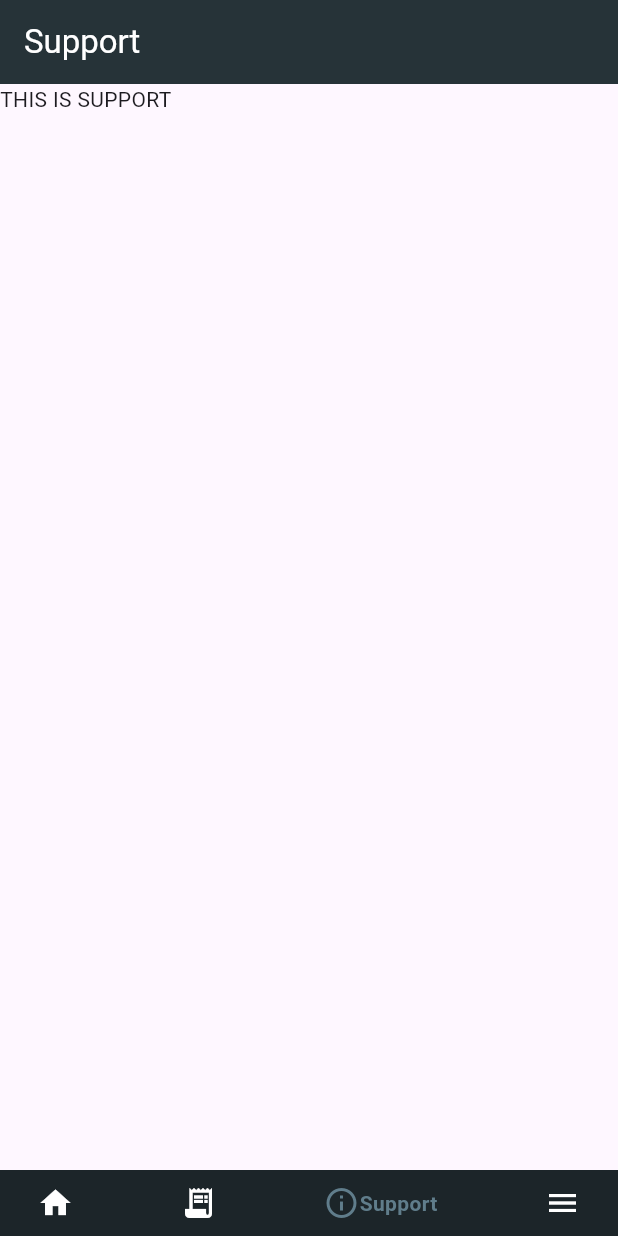
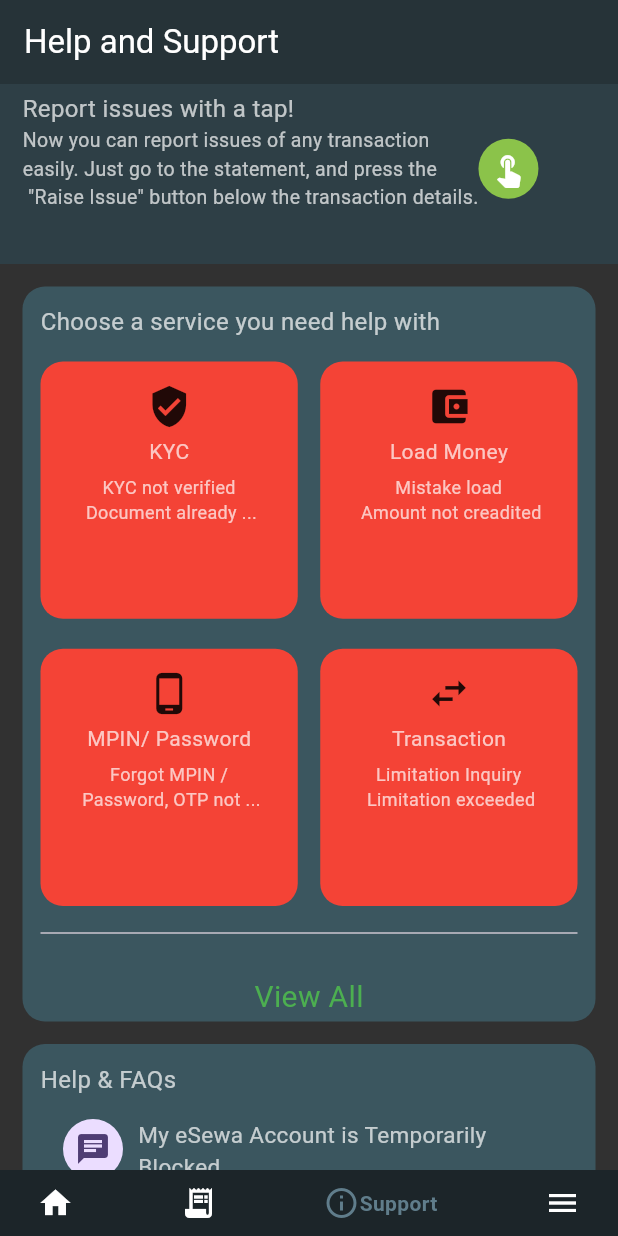
Before and after one commit to CShambhu/eSewa_UI, a Flutter app: the Home screen opened directly, item 3 of the bottom bar chosen, on a phone screen of 412 x 824 dp. Run offline on Flutter 3.47's test engine with Material 3 defaults, Android fonts, the phone set to English and light mode, and no system bars; drawn by our look-alikes of google_nav_bar; our stand-ins replace get.

Commit message:
feat: add support page and sliver app bar

```diff
--- a/lib/home/home.dart
+++ b/lib/home/home.dart
@@ -17,16 +17,20 @@
 
 class _HomeState extends State<Home> {
   final BottomNavController navController = Get.put(BottomNavController());
-  // int _selectedIndex = 0;
-  final List<String> _titles = ["", "Statement", "Support", "More"];
+  final List<String> _titles = ["", "Statement", "Help and Support", "More"];
 
   final List<Widget> _screens = [HomeContent(), Statement(), Support(), More()];
   @override
   Widget build(BuildContext context) {
     return Scaffold(
       backgroundColor: const Color.fromARGB(221, 17, 17, 17),
-      appBar: AppBar(
+      body: CustomScrollView(
+        slivers: [
+          SliverAppBar(
+            floating: false,
             backgroundColor: const Color.fromARGB(255, 38, 51, 56),
+
+            // expandedHeight: 150,
             title: Obx(() {
               int index = navController.selectedIndex.value;
 
@@ -74,7 +78,11 @@
                           onPressed: () {
                             Get.to(Search());
                           },
-                      icon: Icon(Icons.search, color: Colors.white70, size: 32),
+                          icon: Icon(
+                            Icons.search,
+                            color: Colors.white70,
+                            size: 32,
+                          ),
                         ),
                         IconButton(
                           onPressed: () {},
@@ -104,9 +112,14 @@
               );
             }),
           ),
-      body: Obx(() {
+
+          SliverToBoxAdapter(
+            child: Obx(() {
               return _screens[navController.selectedIndex.value];
             }),
+          ),
+        ],
+      ),
 
       bottomNavigationBar: Obx(
         () => GNav(
--- a/lib/login/login_mobile.dart
+++ b/lib/login/login_mobile.dart
@@ -1,11 +1,8 @@
 import 'package:esewa_ui_practice/controller/auth_controller.dart';
-import 'package:esewa_ui_practice/home/home.dart';
-import 'package:esewa_ui_practice/login/form_field_section.dart';
 import 'package:esewa_ui_practice/login/logoSection.dart';
 import 'package:esewa_ui_practice/login/mobile_email_section.dart';
 import 'package:esewa_ui_practice/login/welcomeSection.dart';
 import 'package:flutter/material.dart';
-import 'package:flutter/services.dart';
 import 'package:get/get.dart';
 
 class LoginMobile extends StatefulWidget {
@@ -16,7 +13,6 @@
 }
 
 class _LoginMobileState extends State<LoginMobile> {
-  final bool _checkRemember = true;
   final TextEditingController mobilecontroller = TextEditingController();
   final TextEditingController pincontroller = TextEditingController();
   final TextEditingController emailcontroller = TextEditingController();
--- a/lib/login/mobile_email_section.dart
+++ b/lib/login/mobile_email_section.dart
@@ -0,0 +1,82 @@
+import 'package:esewa_ui_practice/controller/auth_controller.dart';
+import 'package:esewa_ui_practice/login/form_field_section.dart';
+import 'package:flutter/material.dart';
+
+class MobileEmail extends StatelessWidget {
+  const MobileEmail({
+    super.key,
+    required this.controller,
+    required GlobalKey<FormState> formkey,
+    required this.mobilecontroller,
+    required this.emailcontroller,
+    required this.Bcontroller,
+    required this.pincontroller,
+    required this.checkController,
+  }) : _formkey = formkey;
+
+  final AuthController controller;
+  final GlobalKey<FormState> _formkey;
+  final TextEditingController mobilecontroller;
+  final TextEditingController emailcontroller;
+  final HiddenController Bcontroller;
+  final TextEditingController pincontroller;
+  final CheckController checkController;
+
+  @override
+  Widget build(BuildContext context) {
+    return Card(
+      margin: EdgeInsets.all(0),
+      color: Color.fromARGB(255, 49, 64, 71),
+      shape: RoundedRectangleBorder(
+        borderRadius: BorderRadiusGeometry.only(
+          topLeft: Radius.circular(30),
+          topRight: Radius.circular(30),
+        ),
+      ),
+      child: Padding(
+        padding: const EdgeInsets.only(left: 18, top: 30, right: 18),
+        child: Column(
+          // crossAxisAlignment: CrossAxisAlignment.stretch,
+          children: [
+            Row(
+              mainAxisAlignment: MainAxisAlignment.center,
+              children: [
+                TextButton(
+                  onPressed: () {
+                    controller.showMobileLogin();
+                  },
+                  child: Text(
+                    "Mobile Number",
+                    style: TextStyle(fontSize: 17, color: Colors.white),
+                  ),
+                ),
+                TextButton(
+                  onPressed: () {
+                    controller.showEmailLogin();
+                  },
+                  child: Text(
+                    "Email Address",
+                    style: TextStyle(fontSize: 17, color: Colors.white),
+                  ),
+                ),
+              ],
+            ),
+            Divider(),
+
+            SizedBox(height: 20),
+
+            FormFields(
+              formkey: _formkey,
+              controller: controller,
+              mobilecontroller: mobilecontroller,
+              emailcontroller: emailcontroller,
+              Bcontroller: Bcontroller,
+              pincontroller: pincontroller,
+              checkController: checkController,
+            ),
+          ],
+        ),
+      ),
+    );
+  }
+}
--- a/lib/main.dart
+++ b/lib/main.dart
@@ -1,6 +1,5 @@
 import 'package:esewa_ui_practice/home/home.dart';
-import 'package:esewa_ui_practice/home/widgets/HomeContent.dart';
-import 'package:esewa_ui_practice/login/login_mobile.dart';
+import 'package:esewa_ui_practice/support/support.dart';
 import 'package:flutter/material.dart';
 import 'package:get/get.dart';
 
@@ -18,7 +17,7 @@
       debugShowCheckedModeBanner: false,
       title: 'Flutter Demo',
       theme: ThemeData(colorScheme: .fromSeed(seedColor: Colors.deepPurple)),
-      home: LoginMobile(),
+      home: Home(),
     );
   }
 }
--- a/lib/more/more.dart
+++ b/lib/more/more.dart
@@ -5,6 +5,6 @@
 
   @override
   Widget build(BuildContext context) {
-    return Scaffold(body: Column(children: [Text("THIS IS MORE")]));
+    return Column(children: [Text("THIS IS MORE")]);
   }
 }
--- a/lib/statement/statement.dart
+++ b/lib/statement/statement.dart
@@ -7,8 +7,7 @@
 
   @override
   Widget build(BuildContext context) {
-    return Scaffold(
-      body: SingleChildScrollView(
+    return SingleChildScrollView(
       child: Column(
         children: [
           Stack(
@@ -73,7 +72,6 @@
           ),
         ],
       ),
-      ),
     );
   }
 }
--- a/lib/statement/topupSection.dart
+++ b/lib/statement/topupSection.dart
@@ -6,7 +6,7 @@
   @override
   Widget build(BuildContext context) {
     return Container(
-      height: 150,
+      // height: 150,
       decoration: BoxDecoration(
         borderRadius: BorderRadius.circular(15),
         color: const Color.fromARGB(255, 59, 86, 95),
--- /dev/null
+++ b/lib/support/cardII_section.dart
@@ -0,0 +1,86 @@
+import 'package:esewa_ui_practice/support/card_widgets.dart';
+import 'package:flutter/material.dart';
+
+class CardSectionII extends StatelessWidget {
+  const CardSectionII({super.key});
+
+  @override
+  Widget build(BuildContext context) {
+    return Container(
+      height: 310,
+      width: double.infinity,
+      decoration: BoxDecoration(
+        borderRadius: BorderRadius.circular(15),
+        color: const Color.fromARGB(255, 59, 86, 95),
+      ),
+      child: Padding(
+        padding: const EdgeInsets.all(12.0),
+        child: Column(
+          crossAxisAlignment: CrossAxisAlignment.start,
+          children: [
+            Text(
+              "Help & FAQs",
+              style: TextStyle(fontSize: 16, color: Colors.white70),
+            ),
+            Container(
+              // height: 150,
+              decoration: BoxDecoration(
+                borderRadius: BorderRadius.circular(15),
+                color: const Color.fromARGB(255, 59, 86, 95),
+              ),
+              child: Padding(
+                padding: const EdgeInsets.all(15),
+                child: Column(
+                  mainAxisAlignment: MainAxisAlignment.spaceEvenly,
+                  children: [
+                    Row(
+                      crossAxisAlignment: CrossAxisAlignment.start,
+                      children: [
+                        CircleAvatar(radius: 20, child: Icon(Icons.chat)),
+                        SizedBox(width: 10),
+                        Expanded(
+                          child: Column(
+                            crossAxisAlignment: CrossAxisAlignment.start,
+                            children: [
+                              Text(
+                                "My eSewa Account is Temporarily Blocked.",
+                                maxLines: 2,
+                                style: TextStyle(
+                                  fontSize: 15,
+                                  color: Colors.white70,
+                                ),
+                              ),
+                              Text(
+                                "If there is a log in attempt in your account  with wrong MPIN, you ID will be temporarily blocked for security reasons.",
+                                maxLines: 3,
+                                textAlign: TextAlign.left,
+                                style: TextStyle(
+                                  fontSize: 13,
+                                  color: Colors.white70,
+                                ),
+                              ),
+                              SizedBox(height: 10),
+                              Text(
+                                "VIEW DETAILS",
+                                style: TextStyle(
+                                  fontSize: 16,
+                                  color: Colors.green,
+                                ),
+                              ),
+                            ],
+                          ),
+                        ),
+                      ],
+                    ),
+                  ],
+                ),
+              ),
+            ),
+
+            Divider(),
+          ],
+        ),
+      ),
+    );
+  }
+}
--- /dev/null
+++ b/lib/support/card_section.dart
@@ -0,0 +1,70 @@
+import 'package:esewa_ui_practice/support/card_widgets.dart';
+import 'package:flutter/material.dart';
+
+class CardSection extends StatelessWidget {
+  const CardSection({super.key});
+
+  @override
+  Widget build(BuildContext context) {
+    return Container(
+      height: 490,
+      width: double.infinity,
+      decoration: BoxDecoration(
+        borderRadius: BorderRadius.circular(15),
+        color: const Color.fromARGB(255, 59, 86, 95),
+      ),
+      child: Padding(
+        padding: const EdgeInsets.all(12.0),
+        child: Column(
+          crossAxisAlignment: CrossAxisAlignment.start,
+          children: [
+            Text(
+              "Choose a service you need help with",
+              style: TextStyle(fontSize: 16, color: Colors.white70),
+            ),
+            GridView.count(
+              padding: EdgeInsets.only(top: 15),
+              crossAxisCount: 2,
+              shrinkWrap: true,
+              physics: const NeverScrollableScrollPhysics(),
+              crossAxisSpacing: 15,
+              mainAxisSpacing: 20,
+              children: [
+                cardSection(
+                  Icons.verified_user,
+                  "KYC",
+                  "KYC not verified \n Document already ...",
+                ),
+                cardSection(
+                  Icons.account_balance_wallet,
+                  "Load Money",
+                  "Mistake load \n Amount not creadited",
+                ),
+                cardSection(
+                  Icons.phone_android,
+                  "MPIN/ Password",
+                  "Forgot MPIN / \n Password, OTP not ...",
+                ),
+                cardSection(
+                  Icons.swap_horiz,
+                  "Transaction",
+                  "Limitation Inquiry \n Limitation exceeded",
+                ),
+              ],
+            ),
+            const SizedBox(height: 10),
+
+            Divider(),
+            const SizedBox(height: 20),
+            Center(
+              child: Text(
+                "View All",
+                style: TextStyle(fontSize: 20, color: Colors.green),
+              ),
+            ),
+          ],
+        ),
+      ),
+    );
+  }
+}
--- /dev/null
+++ b/lib/support/card_widgets.dart
@@ -0,0 +1,29 @@
+import 'package:flutter/material.dart';
+
+Widget cardSection(IconData icon, String title, String description) {
+  return Container(
+    // height: 100,
+    width: double.infinity,
+    decoration: BoxDecoration(
+      color: Colors.red,
+      borderRadius: BorderRadius.circular(15),
+    ),
+    child: Padding(
+      padding: const EdgeInsets.all(15.0),
+      child: Column(
+        spacing: 5,
+        crossAxisAlignment: CrossAxisAlignment.center,
+        children: [
+          Icon(icon, size: 30),
+          Text(title, style: TextStyle(fontSize: 14, color: Colors.white70)),
+          Text(
+            description,
+            maxLines: 3,
+            textAlign: TextAlign.center,
+            style: TextStyle(fontSize: 12, color: Colors.white70),
+          ),
+        ],
+      ),
+    ),
+  );
+}
--- a/lib/support/support.dart
+++ b/lib/support/support.dart
@@ -1,3 +1,7 @@
+import 'package:esewa_ui_practice/statement/balanceSection.dart';
+import 'package:esewa_ui_practice/statement/topupSection.dart';
+import 'package:esewa_ui_practice/support/cardII_section.dart';
+import 'package:esewa_ui_practice/support/card_section.dart';
 import 'package:flutter/material.dart';
 
 class Support extends StatelessWidget {
@@ -5,6 +9,56 @@
 
   @override
   Widget build(BuildContext context) {
-    return Scaffold(body: Column(children: [Text("THIS IS SUPPORT")]));
+    return SingleChildScrollView(
+      child: Column(
+        children: [
+          Container(
+            height: 120,
+            width: double.infinity,
+            color: const Color.fromARGB(255, 46, 63, 70),
+            child: Padding(
+              padding: const EdgeInsets.only(left: 15, top: 5, right: 15),
+              child: Column(
+                crossAxisAlignment: CrossAxisAlignment.start,
+                children: [
+                  Text(
+                    "Report issues with a tap!",
+                    style: TextStyle(fontSize: 16, color: Colors.white70),
+                  ),
+                  Row(
+                    children: [
+                      Text(
+                        "Now you can report issues of any transaction \neasily. Just go to the statement, and press the \n \"Raise Issue\" button below the transaction details.",
+                        maxLines: 4,
+                        style: TextStyle(fontSize: 13, color: Colors.white70),
+                      ),
+                      CircleAvatar(
+                        radius: 20,
+                        backgroundColor: Colors.lightGreen,
+                        child: Icon(
+                          Icons.touch_app,
+                          size: 25,
+                          color: Colors.white,
+                        ),
+                      ),
+                    ],
+                  ),
+                ],
+              ),
+            ),
+          ),
+
+          //Choose a Service you need help with
+          Padding(
+            padding: const EdgeInsets.only(left: 15, top: 15, right: 15),
+            child: CardSection(),
+          ),
+          Padding(
+            padding: const EdgeInsets.only(left: 15, top: 15, right: 15),
+            child: CardSectionII(),
+          ),
+        ],
+      ),
+    );
   }
 }
```
Lines whose indentation alone changed are shown as unchanged.
